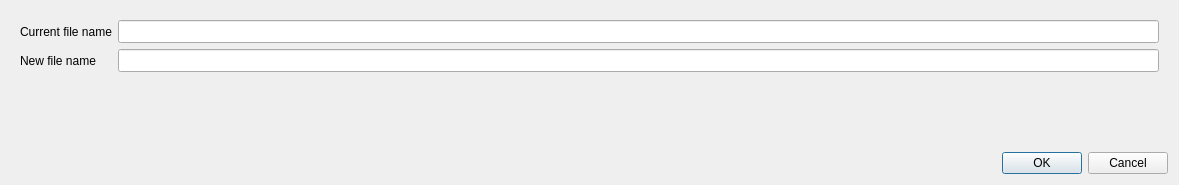
Old version of the form bulicommander/bulicommander/bc/resources/bcrenamefile_single.ui in the repository Grum999/BuliCommander.
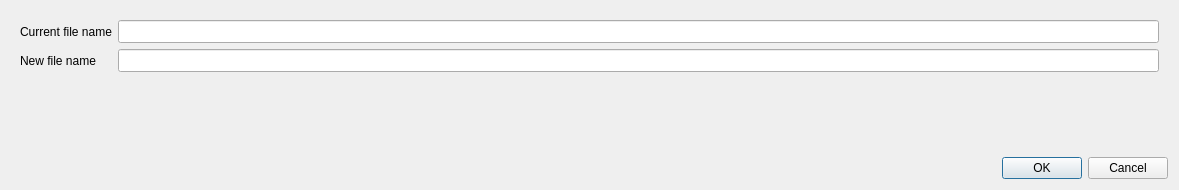
New version of the form.

Diff of the .ui file:
```diff
--- a/bulicommander/bulicommander/bc/resources/bcrenamefile_single.ui
+++ b/bulicommander/bulicommander/bc/resources/bcrenamefile_single.ui
@@ -7,7 +7,7 @@
     <x>0</x>
     <y>0</y>
     <width>1179</width>
-    <height>185</height>
+    <height>190</height>
    </rect>
   </property>
   <property name="windowTitle">
```
Left out of the diff: 4 changed lines with no effect on the pictures.
